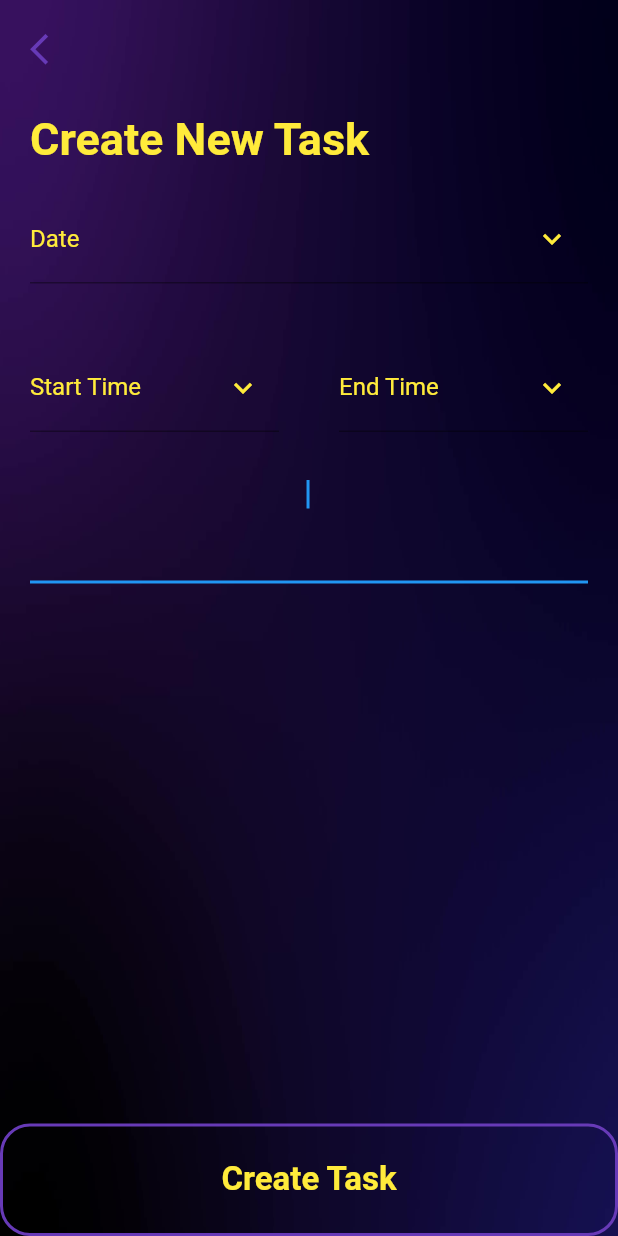
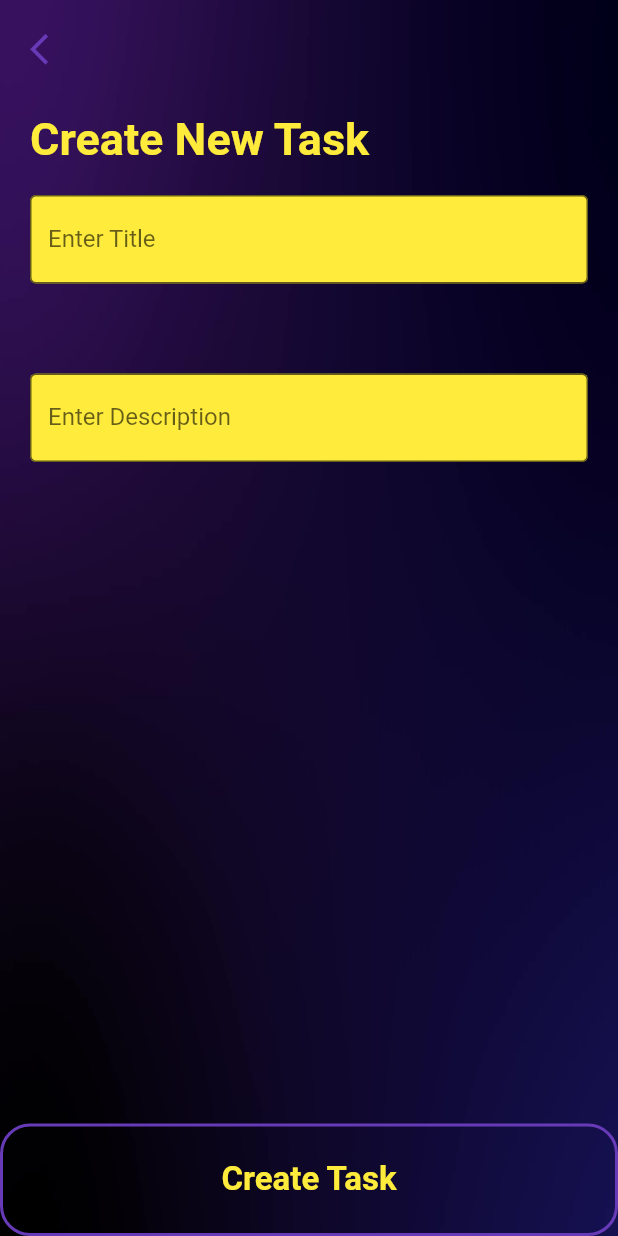
Before and after one commit to kcary1125/Time-pro, a Flutter app: the CreateNewTaskPage screen opened directly, on a phone screen of 412 x 824 dp. Run offline on Flutter 3.47's test engine with Material 2 defaults, Android fonts, the phone set to English and light mode, and no system bars; our stand-ins replace animated_splash_screen, cloud_firestore, firebase_auth, firebase_core, fluttertoast; missing offline and left inert: flutter_ringtone_player; accounts and stored records are empty.

Commit message:
task get stored in firebase doesnt appear on home screen yet

```diff
--- a/timepro/lib/tasks.dart
+++ b/timepro/lib/tasks.dart
@@ -1,10 +1,38 @@
+import 'dart:math';
+import 'package:firebase_auth/firebase_auth.dart';
 import 'package:flutter/material.dart';
 import 'package:cloud_firestore/cloud_firestore.dart';
+import 'package:fluttertoast/fluttertoast.dart';
 import 'package:provider/provider.dart';
 import 'package:timepro/home.dart';
 import 'package:timepro/widgets.dart';
 
-class CreateNewTaskPage extends StatelessWidget {
+class CreateNewTaskPage extends StatefulWidget {
+  @override
+  CreateNewTaskState createState() => CreateNewTaskState();
+}
+class CreateNewTaskState extends State<CreateNewTaskPage>{
+  TextEditingController titleController = TextEditingController();
+  TextEditingController descriptionController = TextEditingController();
+
+  addTaskData() async {
+    FirebaseAuth auth = FirebaseAuth.instance;
+    final User user =  auth.currentUser as User;
+    String uid = user.uid;
+    var time = DateTime.now();
+    await FirebaseFirestore.instance
+        .collection('tasks')
+        .doc(uid)
+        .collection('mytasks')
+        .doc(time.toString())
+        .set({
+      'title': titleController.text,
+      'description': descriptionController.text,
+      'time': time.toString(),
+      'timestamp': time
+    });
+    Fluttertoast.showToast(msg: 'Data Added');
+  }
   @override
   Widget build(BuildContext context) {
     double width = MediaQuery.of(context).size.width;
@@ -50,9 +78,14 @@ class CreateNewTaskPage extends StatelessWidget {
                             crossAxisAlignment: CrossAxisAlignment.end,
                             children: <Widget>[
                               Expanded(
-                                child: MyTextField(
-                                  label: 'Date',
-                                  icon: downwardIcon,
+                                child: TextField(
+                                  style: TextStyle(color: Colors.deepPurple),
+                                  controller: titleController,
+                                  decoration: InputDecoration(
+                                    filled: true,
+                                    fillColor: Colors.yellow,
+                                    labelText: 'Enter Title',
+                                    border: OutlineInputBorder(),),
                                 ),
                               ),
                               //homeScreen().calendarIcon(),
@@ -68,35 +101,16 @@ class CreateNewTaskPage extends StatelessWidget {
                   padding: EdgeInsets.symmetric(horizontal: 20),
                   child: Column(
                     children: <Widget>[
-                      Row(
-                        mainAxisAlignment: MainAxisAlignment.spaceBetween,
-                        children: <Widget>[
-                          Expanded(
-                              child: MyTextField(
-                                label: 'Start Time',
-                                icon: downwardIcon,
-                              )),
-                          SizedBox(width: 40),
-                          Expanded(
-                            child: MyTextField(
-                              label: 'End Time',
-                              icon: downwardIcon,
-                            ),
-                          ),
-                        ],
-                      ),
                       SizedBox(height: 20),
                       TextField(
-                        style: TextStyle(color: Colors.yellow),
-                        //label: 'Description',
-                        //icon: downwardIcon,
-                        minLines: 3,
-                        maxLines: 3,
-                        autofocus: true,
-                        textAlign: TextAlign.center,
-                        onChanged: (newText){
-                          newTask=newText;
-                        },
+                        style: TextStyle(color: Colors.deepPurple),
+                          controller: descriptionController,
+                          decoration: InputDecoration(
+                              filled: true,
+                              fillColor: Colors.yellow,
+                              labelText: 'Enter Description',
+                              border: OutlineInputBorder()
+                          ),
                       ),
                       SizedBox(height: 20),
                       Container(
@@ -129,9 +143,8 @@ class CreateNewTaskPage extends StatelessWidget {
                     ),
                   ),
                   onPressed: ()async{
-                    Provider.of<TaskData>(context).addTask(newTask);
-                    Navigator.pop(context);
                     Navigator.push(context, MaterialPageRoute(builder: (context) => homeScreen()));
+                    addTaskData();
                   },
                 ),
               ),
--- a/timepro/pubspec.yaml
+++ b/timepro/pubspec.yaml
@@ -44,6 +44,7 @@ dependencies:
   cached_network_image: ^3.2.0
   provider: ^6.0.2
   flutter_ringtone_player: ^3.2.0
+  fluttertoast: ^8.0.9
 
 dev_dependencies:
   flutter_test:
```
Also changed, not shown: timepro/lib/profile.dart (+15 -9 lines), timepro/lib/timerr.dart (+11 -2 lines), timepro/lib/widgets.dart (+4 -27 lines), timepro/pubspec.lock, 5 other files.
